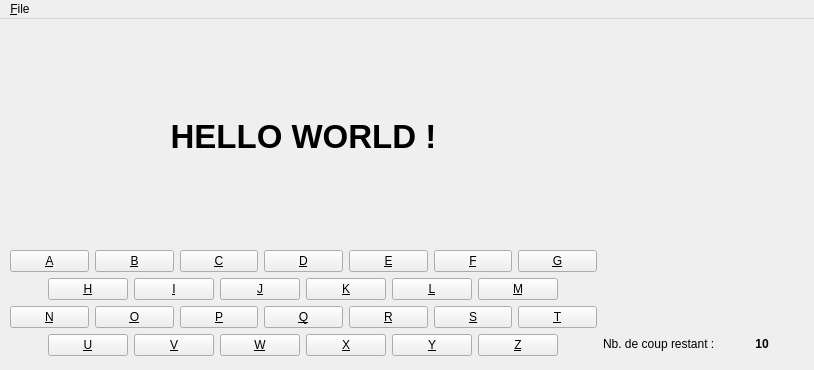
First picture: the form in mainwindow.ui, repository bhivert/qt-pendu, before the edit.
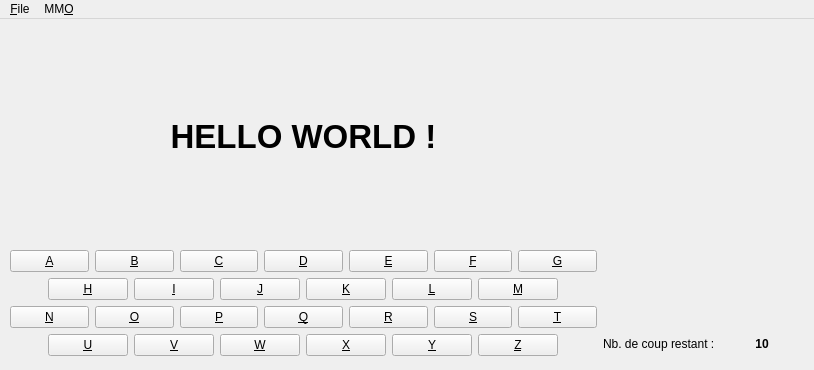
Second picture: the form after the edit. Icons and pictures are not drawn.

The edit to the form file:
```diff
--- a/mainwindow.ui
+++ b/mainwindow.ui
@@ -520,7 +520,14 @@
     <addaction name="separator"/>
     <addaction name="actionE_xit"/>
    </widget>
+   <widget class="QMenu" name="menu_Multi_joueurs">
+    <property name="title">
+     <string>MM&amp;O</string>
+    </property>
+    <addaction name="actionConfi_guration"/>
+   </widget>
    <addaction name="menuFile"/>
+   <addaction name="menu_Multi_joueurs"/>
   </widget>
   <action name="actionE_xit">
    <property name="text">
```
Left out of the diff: 5 changed lines with no effect on the pictures.
